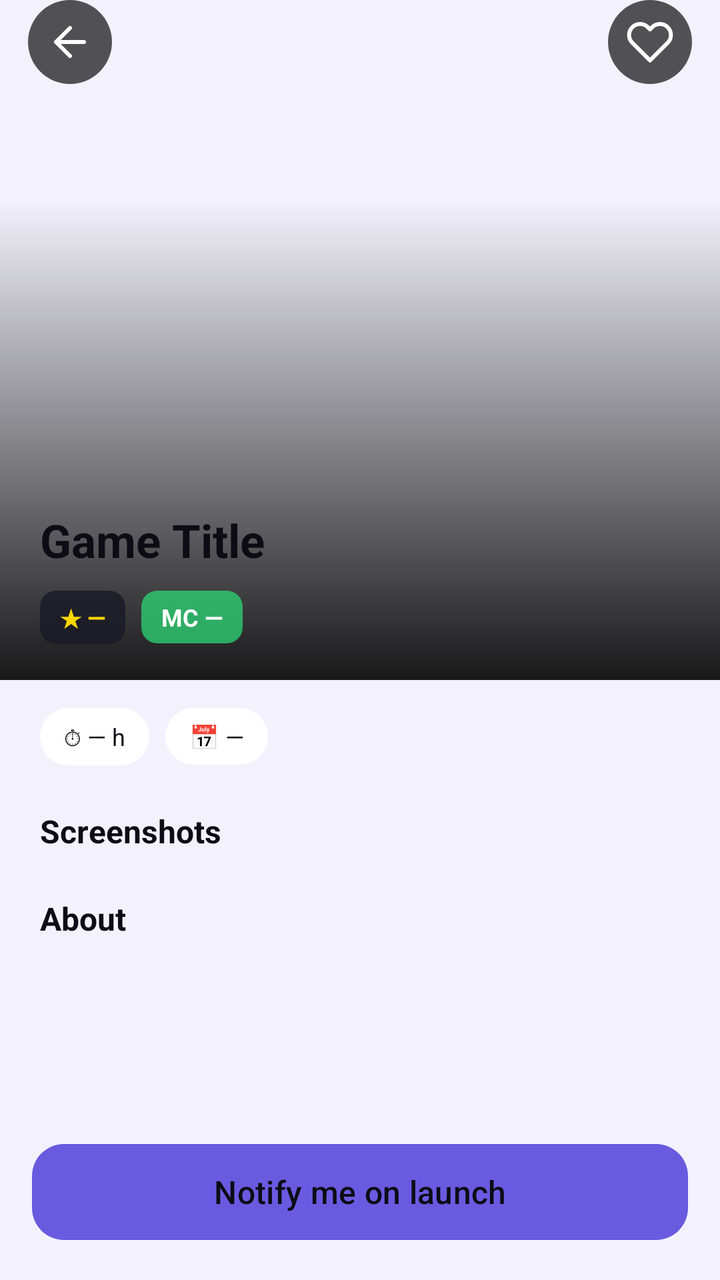
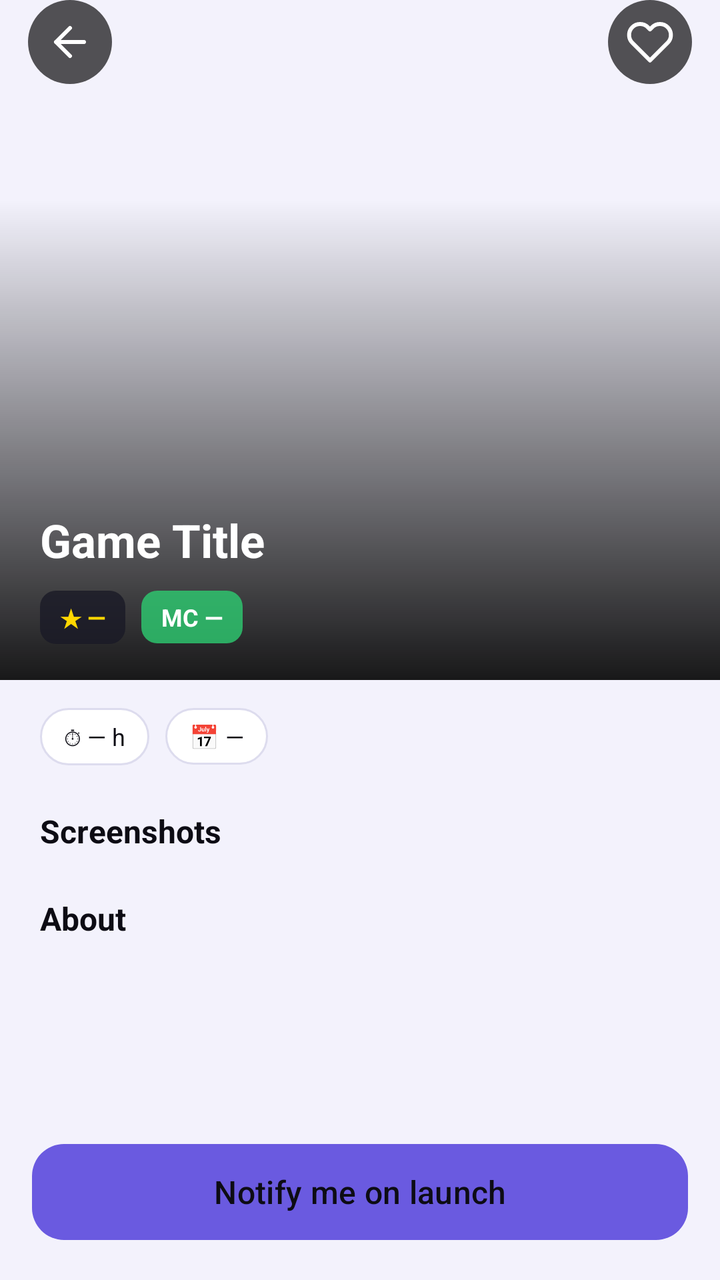

The first picture is an Android layout as it rendered before a commit; the second is the same layout after the commit. The layout source and the unified diff follow.
<!-- AndroidManifest.xml: application theme Theme.VortexGaming -->
<!-- res/layout/activity_game_detail.xml -->
<?xml version="1.0" encoding="utf-8"?>
<androidx.constraintlayout.widget.ConstraintLayout
    xmlns:android="http://schemas.android.com/apk/res/android"
    xmlns:app="http://schemas.android.com/apk/res-auto"
    android:layout_width="match_parent"
    android:layout_height="match_parent"
    android:background="@color/bg_main">

    
    <ImageView
        android:id="@+id/ivDetailBackdrop"
        android:layout_width="match_parent"
        android:layout_height="340dp"
        android:scaleType="centerCrop"
        app:layout_constraintTop_toTopOf="parent"
        app:layout_constraintStart_toStartOf="parent"
        app:layout_constraintEnd_toEndOf="parent" />

    
    <View
        android:layout_width="match_parent"
        android:layout_height="240dp"
        android:background="@drawable/gradient_bottom_dark"
        app:layout_constraintBottom_toBottomOf="@id/ivDetailBackdrop" />

    
    <LinearLayout
        android:id="@+id/actionBar"
        android:layout_width="match_parent"
        android:layout_height="wrap_content"
        android:orientation="horizontal"
        android:paddingHorizontal="14dp"
        android:paddingBottom="8dp"
        app:layout_constraintTop_toTopOf="parent"
        app:layout_constraintStart_toStartOf="parent"
        app:layout_constraintEnd_toEndOf="parent">

        <ImageButton
            android:id="@+id/btnBack"
            android:layout_width="42dp"
            android:layout_height="42dp"
            android:background="@drawable/bg_circle_dark"
            android:src="@drawable/ic_arrow_back"
            android:padding="10dp"
            android:contentDescription="Back" />

        <Space
            android:layout_width="0dp"
            android:layout_height="1dp"
            android:layout_weight="1" />

        <ImageButton
            android:id="@+id/btnFavorite"
            android:layout_width="42dp"
            android:layout_height="42dp"
            android:background="@drawable/bg_circle_dark"
            android:src="@drawable/ic_heart"
            android:padding="10dp"
            android:contentDescription="Favorite" />

    </LinearLayout>

    
    <LinearLayout
        android:id="@+id/gameHeaderInfo"
        android:layout_width="match_parent"
        android:layout_height="wrap_content"
        android:orientation="vertical"
        android:paddingHorizontal="20dp"
        android:paddingBottom="18dp"
        app:layout_constraintBottom_toBottomOf="@id/ivDetailBackdrop"
        app:layout_constraintStart_toStartOf="parent"
        app:layout_constraintEnd_toEndOf="parent">

        <TextView
            android:id="@+id/tvDetailGameTitle"
            android:layout_width="match_parent"
            android:layout_height="wrap_content"
            android:text="Game Title"
            android:textColor="@color/text_primary"
            android:textSize="23sp"
            android:textStyle="bold"
            android:maxLines="2"
            android:ellipsize="end" />

        <LinearLayout
            android:layout_width="wrap_content"
            android:layout_height="wrap_content"
            android:orientation="horizontal"
            android:layout_marginTop="10dp">

            <TextView
                android:id="@+id/tvRating"
                android:layout_width="wrap_content"
                android:layout_height="wrap_content"
                android:background="@drawable/bg_rating_badge"
                android:paddingHorizontal="10dp"
                android:paddingVertical="5dp"
                android:text="★ —"
                android:textColor="#FFD700"
                android:textSize="12sp"
                android:textStyle="bold" />

            <TextView
                android:id="@+id/tvMetacritic"
                android:layout_width="wrap_content"
                android:layout_height="wrap_content"
                android:layout_marginStart="8dp"
                android:background="@drawable/bg_metacritic_badge"
                android:paddingHorizontal="10dp"
                android:paddingVertical="5dp"
                android:text="MC —"
                android:textColor="#FFFFFF"
                android:textSize="12sp"
                android:textStyle="bold" />

        </LinearLayout>
    </LinearLayout>

    
    <androidx.core.widget.NestedScrollView
        android:id="@+id/detailScrollView"
        android:layout_width="match_parent"
        android:layout_height="0dp"
        app:layout_constraintTop_toBottomOf="@id/ivDetailBackdrop"
        app:layout_constraintBottom_toTopOf="@id/btnNotifyAction">

        <LinearLayout
            android:layout_width="match_parent"
            android:layout_height="wrap_content"
            android:orientation="vertical"
            android:paddingTop="14dp"
            android:paddingBottom="8dp">

            
            <LinearLayout
                android:layout_width="match_parent"
                android:layout_height="wrap_content"
                android:orientation="horizontal"
                android:paddingHorizontal="20dp">

                <TextView
                    android:id="@+id/tvPlaytime"
                    android:layout_width="wrap_content"
                    android:layout_height="wrap_content"
                    android:background="@drawable/bg_chip_default"
                    android:paddingHorizontal="12dp"
                    android:paddingVertical="6dp"
                    android:text="⏱ — h"
                    android:textColor="@color/text_primary"
                    android:textSize="12sp" />

                <TextView
                    android:id="@+id/tvReleased"
                    android:layout_width="wrap_content"
                    android:layout_height="wrap_content"
                    android:layout_marginStart="8dp"
                    android:background="@drawable/bg_chip_default"
                    android:paddingHorizontal="12dp"
                    android:paddingVertical="6dp"
                    android:text="📅 —"
                    android:textColor="@color/text_primary"
                    android:textSize="12sp" />

            </LinearLayout>

            
            <com.google.android.material.card.MaterialCardView
                android:id="@+id/trailerContainer"
                android:layout_width="match_parent"
                android:layout_height="180dp"
                android:layout_marginHorizontal="20dp"
                android:layout_marginTop="18dp"
                android:visibility="gone"
                app:cardBackgroundColor="@color/bg_surface"
                app:cardCornerRadius="16dp"
                app:cardElevation="0dp"
                app:strokeWidth="0dp">

                <ImageView
                    android:id="@+id/ivTrailerThumb"
                    android:layout_width="match_parent"
                    android:layout_height="match_parent"
                    android:scaleType="centerCrop" />

                <ImageView
                    android:id="@+id/ivPlayButton"
                    android:layout_width="56dp"
                    android:layout_height="56dp"
                    android:layout_gravity="center"
                    android:src="@drawable/ic_play_circle" />

            </com.google.android.material.card.MaterialCardView>

            
            <TextView
                android:layout_width="wrap_content"
                android:layout_height="wrap_content"
                android:layout_marginHorizontal="20dp"
                android:layout_marginTop="22dp"
                android:text="Screenshots"
                android:textColor="@color/text_primary"
                android:textSize="16sp"
                android:textStyle="bold" />

            <androidx.recyclerview.widget.RecyclerView
                android:id="@+id/rvGameScreenshots"
                android:layout_width="match_parent"
                android:layout_height="120dp"
                android:layout_marginTop="10dp"
                android:paddingHorizontal="20dp"
                android:orientation="horizontal"
                android:clipToPadding="false"
                android:visibility="gone"
                app:layoutManager="androidx.recyclerview.widget.LinearLayoutManager" />

            <TextView
                android:id="@+id/tvNoScreenshots"
                android:layout_width="wrap_content"
                android:layout_height="wrap_content"
                android:layout_marginHorizontal="20dp"
                android:layout_marginTop="10dp"
                android:text="No disponibles"
                android:textColor="@color/text_muted"
                android:textSize="13sp"
                android:visibility="gone" />

            
            <TextView
                android:layout_width="wrap_content"
                android:layout_height="wrap_content"
                android:layout_marginHorizontal="20dp"
                android:layout_marginTop="22dp"
                android:text="About"
                android:textColor="@color/text_primary"
                android:textSize="16sp"
                android:textStyle="bold" />

            <TextView
                android:id="@+id/tvGameDescription"
                android:layout_width="match_parent"
                android:layout_height="wrap_content"
                android:layout_marginHorizontal="20dp"
                android:layout_marginTop="8dp"
                android:lineSpacingExtra="4sp"
                android:textColor="@color/text_muted"
                android:textSize="14sp" />

        </LinearLayout>
    </androidx.core.widget.NestedScrollView>

    <com.google.android.material.button.MaterialButton
        android:id="@+id/btnNotifyAction"
        android:layout_width="match_parent"
        android:layout_height="56dp"
        android:layout_marginHorizontal="16dp"
        android:layout_marginBottom="16dp"
        android:text="Notify me on launch"
        android:textAllCaps="false"
        android:textColor="@color/text_primary"
        android:textSize="16sp"
        app:backgroundTint="@color/purple_accent"
        app:cornerRadius="16dp"
        app:layout_constraintBottom_toBottomOf="parent"
        app:layout_constraintStart_toStartOf="parent"
        app:layout_constraintEnd_toEndOf="parent" />

</androidx.constraintlayout.widget.ConstraintLayout>
<!-- resources referenced by this layout -->
<resources>
  <color name="bg_main">#F3F2FC</color>
  <color name="bg_surface">#FFFFFF</color>
  <color name="purple_accent">#6A5AE0</color>
  <color name="text_muted">#6B6B78</color>
  <color name="text_primary">#0D0C14</color>
  <!-- drawable bg_chip_default (drawable) -->
  <?xml version="1.0" encoding="utf-8"?>
  <shape xmlns:android="http://schemas.android.com/apk/res/android"
      android:shape="rectangle">
      <solid android:color="@color/bg_surface" />
      <corners android:radius="20dp" />
  </shape>
  <!-- drawable bg_circle_dark (drawable) -->
  <?xml version="1.0" encoding="utf-8"?>
  <shape xmlns:android="http://schemas.android.com/apk/res/android"
      android:shape="oval">
      <solid android:color="#AA000000" />
  </shape>
  <!-- drawable bg_metacritic_badge (drawable) -->
  <?xml version="1.0" encoding="utf-8"?>
  <shape xmlns:android="http://schemas.android.com/apk/res/android"
      android:shape="rectangle">
      <solid android:color="#CC2ECC71" />
      <corners android:radius="8dp" />
  </shape>
  <!-- drawable bg_rating_badge (drawable) -->
  <?xml version="1.0" encoding="utf-8"?>
  <shape xmlns:android="http://schemas.android.com/apk/res/android"
      android:shape="rectangle">
      <solid android:color="#CC1A1926" />
      <corners android:radius="8dp" />
  </shape>
  <!-- drawable gradient_bottom_dark (drawable) -->
  <?xml version="1.0" encoding="utf-8"?>
  <shape xmlns:android="http://schemas.android.com/apk/res/android">
      <gradient
          android:angle="270"
          android:startColor="#00000000"
          android:endColor="#E6000000"
          android:type="linear" />
  </shape>
  <!-- drawable ic_arrow_back (drawable) -->
  <vector xmlns:android="http://schemas.android.com/apk/res/android"
      android:width="24dp"
      android:height="24dp"
      android:viewportWidth="24"
      android:viewportHeight="24">
      <path
          android:fillColor="@android:color/transparent"
          android:strokeColor="#FFFFFF"
          android:strokeWidth="2"
          android:strokeLineCap="round"
          android:strokeLineJoin="round"
          android:pathData="M19,12H5M12,5L5,12 12,19" />
  </vector>
  <!-- drawable ic_play_circle (drawable) -->
  <vector xmlns:android="http://schemas.android.com/apk/res/android"
      android:width="56dp"
      android:height="56dp"
      android:viewportWidth="56"
      android:viewportHeight="56">
      <path
          android:fillColor="#CC000000"
          android:pathData="M28,0A28,28 0,1 0,56 28,28,28 0,0 0,28 0Z" />
      <path
          android:fillColor="#FFFFFF"
          android:pathData="M22,18L22,38 40,28Z" />
  </vector>
  <style name="Theme.VortexGaming" parent="Base.Theme.VortexGaming" />
  <style name="Base.Theme.VortexGaming" parent="Theme.Material3.DayNight.NoActionBar">
          
          
      </style>
  <!-- unchanged entries left out for length: 1 -->
</resources>

<!-- the commit's change to res/layout/activity_game_detail.xml (unified diff, before → after) -->
@@ -77,7 +77,7 @@
             android:layout_width="match_parent"
             android:layout_height="wrap_content"
             android:text="Game Title"
-            android:textColor="@color/text_primary"
+            android:textColor="@color/chip_active_text"
             android:textSize="23sp"
             android:textStyle="bold"
             android:maxLines="2"
<!-- resource entries referenced after the edit -->
@@ -2,6 +2,7 @@
 <resources>
   <color name="bg_main">#F3F2FC</color>
   <color name="bg_surface">#FFFFFF</color>
+  <color name="chip_active_text">#FFFFFF</color>
   <color name="purple_accent">#6A5AE0</color>
   <color name="text_muted">#6B6B78</color>
   <color name="text_primary">#0D0C14</color>
@@ -10,6 +11,7 @@
   <shape xmlns:android="http://schemas.android.com/apk/res/android"
       android:shape="rectangle">
       <solid android:color="@color/bg_surface" />
+      <stroke android:width="1dp" android:color="@color/stroke_subtle" />
       <corners android:radius="20dp" />
   </shape>
   <!-- drawable bg_circle_dark (drawable) -->
@@ -69,9 +71,24 @@
           android:pathData="M22,18L22,38 40,28Z" />
   </vector>
   <style name="Theme.VortexGaming" parent="Base.Theme.VortexGaming" />
+  <color name="stroke_subtle">#DDDCEE</color>
   <style name="Base.Theme.VortexGaming" parent="Theme.Material3.DayNight.NoActionBar">
+          <item name="colorPrimary">@color/purple_accent</item>
+          <item name="colorPrimaryVariant">@color/purple_accent</item>
+          <item name="colorOnPrimary">@color/chip_active_text</item>
+          <item name="colorSecondary">@color/purple_accent</item>
+          <item name="colorSurface">@color/bg_surface</item>
+          <item name="colorOnSurface">@color/text_primary</item>
+          <item name="colorBackground">@color/bg_main</item>
+          <item name="colorOnBackground">@color/text_primary</item>
+          <item name="android:colorBackground">@color/bg_main</item>
+          <item name="android:statusBarColor">@android:color/transparent</item>
+          <item name="android:navigationBarColor">@android:color/transparent</item>
           
+          <item name="android:windowLightStatusBar" tools:targetApi="23">true</item>
+          <item name="android:windowLightNavigationBar" tools:targetApi="27">true</item>
           
+          <item name="textInputStyle">@style/Widget.MaterialComponents.TextInputLayout.OutlinedBox</item>
       </style>
   <!-- unchanged entries left out for length: 1 -->
 </resources>
